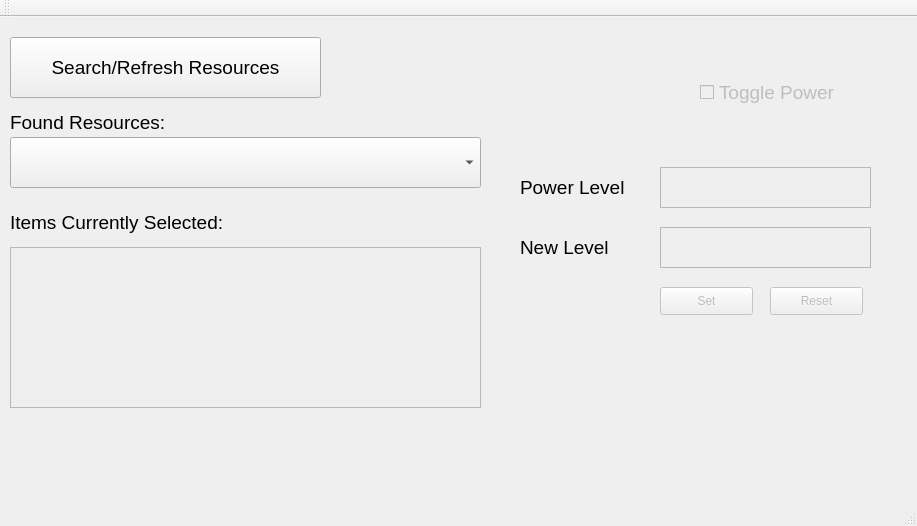
The window that src/mainwindow.ui (shattered97/OSICS_Interface) describes before a commit, drawn with Qt 5.
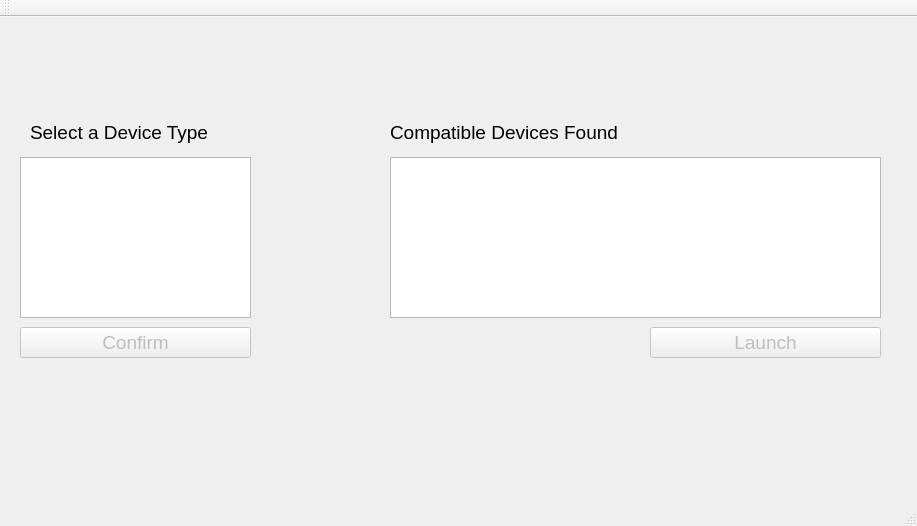
The same window after the commit.

Commit message: Separating mainwindow from device classes via worker class

Patch:
```diff
--- a/src/mainwindow.ui
+++ b/src/mainwindow.ui
@@ -14,162 +14,11 @@
    <string>MainWindow</string>
   </property>
   <widget class="QWidget" name="centralWidget">
-   <widget class="QComboBox" name="comboBox">
-    <property name="geometry">
-     <rect>
-      <x>10</x>
-      <y>120</y>
-      <width>471</width>
-      <height>51</height>
-     </rect>
-    </property>
-    <property name="font">
-     <font>
-      <pointsize>14</pointsize>
-     </font>
-    </property>
-    <property name="currentIndex">
-     <number>-1</number>
-    </property>
-   </widget>
-   <widget class="QLabel" name="label">
-    <property name="geometry">
-     <rect>
-      <x>10</x>
-      <y>90</y>
-      <width>251</width>
-      <height>31</height>
-     </rect>
-    </property>
-    <property name="font">
-     <font>
-      <pointsize>14</pointsize>
-     </font>
-    </property>
-    <property name="text">
-     <string>Found Resources:</string>
-    </property>
-   </widget>
-   <widget class="QPlainTextEdit" name="powerLevelField">
-    <property name="enabled">
-     <bool>false</bool>
-    </property>
-    <property name="geometry">
-     <rect>
-      <x>660</x>
-      <y>150</y>
-      <width>211</width>
-      <height>41</height>
-     </rect>
-    </property>
-   </widget>
-   <widget class="QLabel" name="label_2">
-    <property name="geometry">
-     <rect>
-      <x>520</x>
-      <y>150</y>
-      <width>151</width>
-      <height>41</height>
-     </rect>
-    </property>
-    <property name="font">
-     <font>
-      <pointsize>14</pointsize>
-     </font>
-    </property>
-    <property name="text">
-     <string>Power Level</string>
-    </property>
-   </widget>
-   <widget class="QLabel" name="label_3">
-    <property name="geometry">
-     <rect>
-      <x>520</x>
-      <y>210</y>
-      <width>101</width>
-      <height>41</height>
-     </rect>
-    </property>
-    <property name="font">
-     <font>
-      <pointsize>14</pointsize>
-     </font>
-    </property>
-    <property name="text">
-     <string>New Level</string>
-    </property>
-   </widget>
-   <widget class="QPlainTextEdit" name="newLevelField">
-    <property name="enabled">
-     <bool>false</bool>
-    </property>
-    <property name="geometry">
-     <rect>
-      <x>660</x>
-      <y>210</y>
-      <width>211</width>
-      <height>41</height>
-     </rect>
-    </property>
-   </widget>
-   <widget class="QPushButton" name="setNewLevelBtn">
-    <property name="enabled">
-     <bool>false</bool>
-    </property>
-    <property name="geometry">
-     <rect>
-      <x>660</x>
-      <y>270</y>
-      <width>93</width>
-      <height>28</height>
-     </rect>
-    </property>
-    <property name="text">
-     <string>Set</string>
-    </property>
-   </widget>
-   <widget class="QPushButton" name="resetNewLevelBtn">
-    <property name="enabled">
-     <bool>false</bool>
-    </property>
-    <property name="geometry">
-     <rect>
-      <x>770</x>
-      <y>270</y>
-      <width>93</width>
-      <height>28</height>
-     </rect>
-    </property>
-    <property name="text">
-     <string>Reset</string>
-    </property>
-   </widget>
-   <widget class="QCheckBox" name="powerToggle">
-    <property name="enabled">
-     <bool>false</bool>
-    </property>
-    <property name="geometry">
-     <rect>
-      <x>700</x>
-      <y>60</y>
-      <width>171</width>
-      <height>31</height>
-     </rect>
-    </property>
-    <property name="font">
-     <font>
-      <pointsize>14</pointsize>
-     </font>
-    </property>
-    <property name="text">
-     <string>Toggle Power</string>
-    </property>
-   </widget>
    <widget class="QLabel" name="powerStatusIndicator">
     <property name="geometry">
      <rect>
-      <x>580</x>
-      <y>50</y>
+      <x>590</x>
+      <y>10</y>
       <width>55</width>
       <height>51</height>
      </rect>
@@ -178,29 +27,11 @@
      <string/>
     </property>
    </widget>
-   <widget class="QPushButton" name="pushButton">
-    <property name="geometry">
-     <rect>
-      <x>10</x>
-      <y>20</y>
-      <width>311</width>
-      <height>61</height>
-     </rect>
-    </property>
-    <property name="font">
-     <font>
-      <pointsize>14</pointsize>
-     </font>
-    </property>
-    <property name="text">
-     <string>Search/Refresh Resources</string>
-    </property>
-   </widget>
    <widget class="QLabel" name="label_4">
     <property name="geometry">
      <rect>
-      <x>10</x>
-      <y>190</y>
+      <x>30</x>
+      <y>100</y>
       <width>251</width>
       <height>31</height>
      </rect>
@@ -211,22 +42,95 @@
      </font>
     </property>
     <property name="text">
-     <string>Items Currently Selected:</string>
+     <string>Select a Device Type</string>
     </property>
    </widget>
    <widget class="QListWidget" name="listWidget">
     <property name="enabled">
+     <bool>true</bool>
+    </property>
+    <property name="geometry">
+     <rect>
+      <x>20</x>
+      <y>140</y>
+      <width>231</width>
+      <height>161</height>
+     </rect>
+    </property>
+   </widget>
+   <widget class="QPushButton" name="confirmDevTypeBtn">
+    <property name="enabled">
      <bool>false</bool>
     </property>
     <property name="geometry">
      <rect>
-      <x>10</x>
-      <y>230</y>
-      <width>471</width>
+      <x>20</x>
+      <y>310</y>
+      <width>231</width>
+      <height>31</height>
+     </rect>
+    </property>
+    <property name="font">
+     <font>
+      <pointsize>14</pointsize>
+     </font>
+    </property>
+    <property name="text">
+     <string>Confirm</string>
+    </property>
+   </widget>
+   <widget class="QLabel" name="label_5">
+    <property name="geometry">
+     <rect>
+      <x>390</x>
+      <y>100</y>
+      <width>281</width>
+      <height>31</height>
+     </rect>
+    </property>
+    <property name="font">
+     <font>
+      <pointsize>14</pointsize>
+     </font>
+    </property>
+    <property name="text">
+     <string>Compatible Devices Found</string>
+    </property>
+   </widget>
+   <widget class="QListWidget" name="foundDevicesListWidget">
+    <property name="enabled">
+     <bool>true</bool>
+    </property>
+    <property name="geometry">
+     <rect>
+      <x>390</x>
+      <y>140</y>
+      <width>491</width>
       <height>161</height>
      </rect>
     </property>
    </widget>
+   <widget class="QPushButton" name="launchSelectedDevice">
+    <property name="enabled">
+     <bool>false</bool>
+    </property>
+    <property name="geometry">
+     <rect>
+      <x>650</x>
+      <y>310</y>
+      <width>231</width>
+      <height>31</height>
+     </rect>
+    </property>
+    <property name="font">
+     <font>
+      <pointsize>14</pointsize>
+     </font>
+    </property>
+    <property name="text">
+     <string>Launch</string>
+    </property>
+   </widget>
   </widget>
   <widget class="QMenuBar" name="menuBar">
    <property name="geometry">
```
The commit also changes 14 other files.
